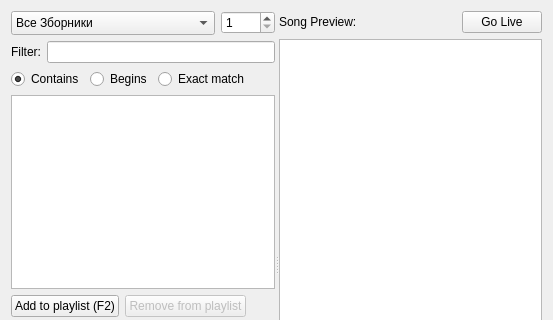
The window that src/songwidget.ui (SoftProjector/src) describes before a commit, drawn with Qt 5; both pictures show x 0 to 553 and y 0 to 320 of the 553 by 528 pixel window.
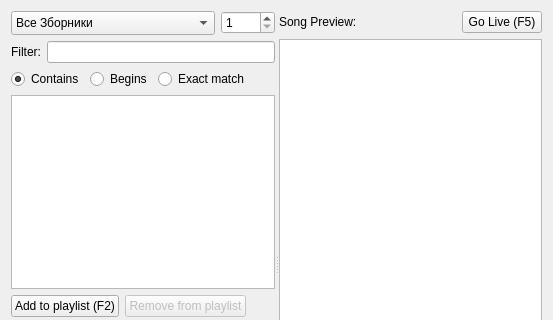
The same window after the commit.

Commit message: Changed the shortcut to GoLive button to F5, and shortcut of search button to "Return".

```diff
--- a/src/songwidget.ui
+++ b/src/songwidget.ui
@@ -280,7 +280,7 @@
 &lt;p style=&quot; margin-top:0px; margin-bottom:0px; margin-left:0px; margin-right:0px; -qt-block-indent:0; text-indent:0px;&quot;&gt;&lt;span style=&quot; font-size:8pt;&quot;&gt;Quickly display the selected song on the screen without adding it to playlist first&lt;/span&gt;&lt;/p&gt;&lt;/body&gt;&lt;/html&gt;</string>
            </property>
            <property name="text">
-            <string>Go Live</string>
+            <string>Go Live (F5)</string>
            </property>
            <property name="shortcut">
             <string>Return</string>
```
Left out of the diff: 2 changed lines with no effect on the pictures. The commit also changes 1 other file.
